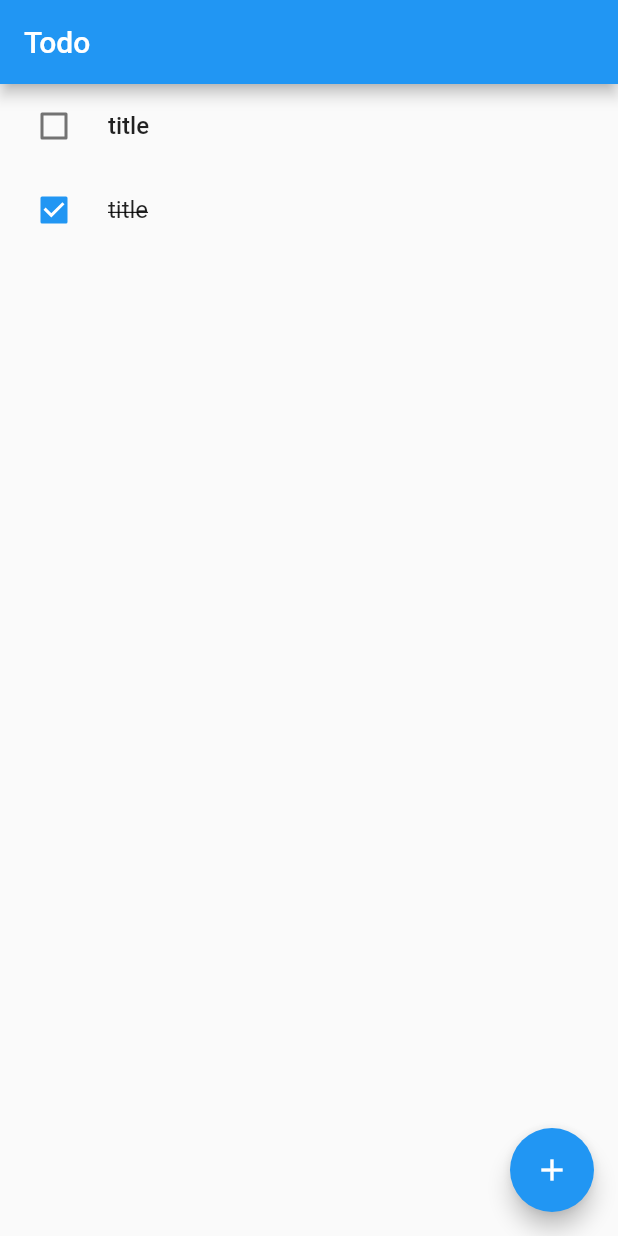
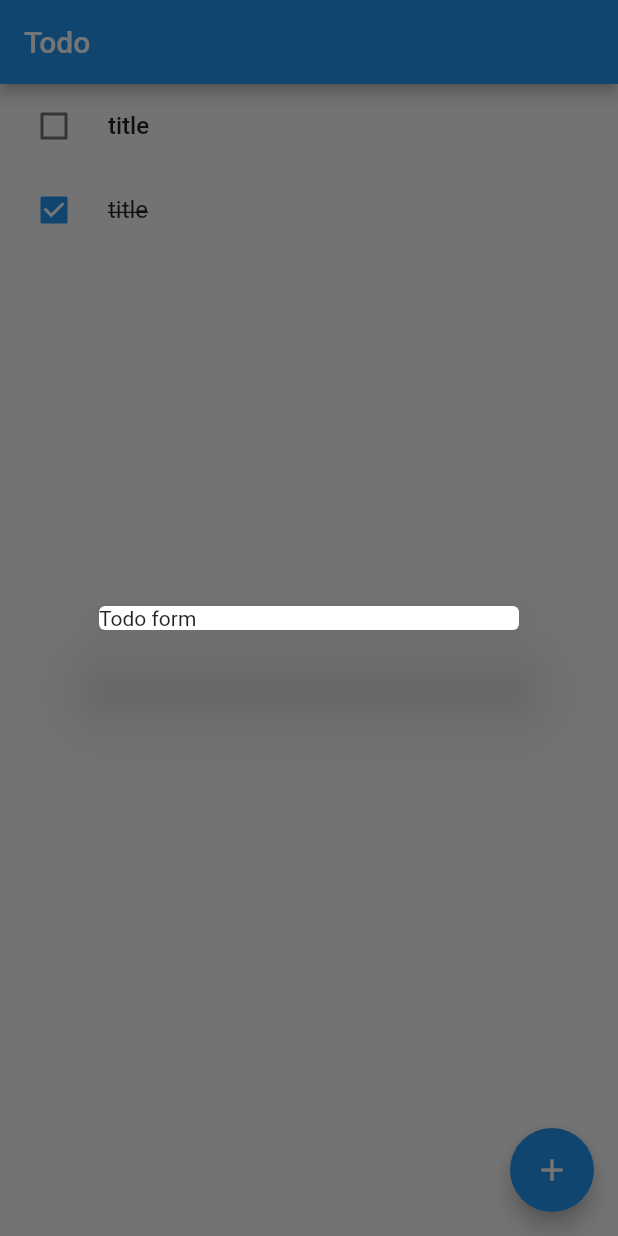
Before and after one commit to albinpk/flutter-todo, a Flutter app: the screen it shows after launch, after a tap on the "add" icon, on a phone screen of 412 x 824 dp. Run offline on Flutter 3.47's test engine with Material 2 defaults, Android fonts, the phone set to English and light mode, and no system bars; our stand-ins replace equatable, flutter_bloc.

Commit message:
refactor(todo): extract Fab in TodoPage

```diff
--- a/000-todo/lib/pages/todo_page.dart
+++ b/000-todo/lib/pages/todo_page.dart
@@ -13,12 +13,7 @@ class TodoPage extends StatelessWidget {
         title: const Text('Todo'),
       ),
       body: const TodoView(),
-      floatingActionButton: FloatingActionButton(
-        onPressed: () {
-          // Add new Todo
-        },
-        child: const Icon(Icons.add),
-      ),
+      floatingActionButton: const TodoPageFab(),
     );
   }
 }
--- /dev/null
+++ b/000-todo/lib/widgets/todo_page_fab.dart
@@ -0,0 +1,25 @@
+import 'package:flutter/material.dart';
+
+class TodoPageFab extends StatelessWidget {
+  const TodoPageFab({super.key});
+
+  @override
+  Widget build(BuildContext context) {
+    return FloatingActionButton(
+      onPressed: () => _onTap(context),
+      child: const Icon(Icons.add),
+    );
+  }
+
+  void _onTap(BuildContext context) {
+    showDialog(
+      context: context,
+      barrierDismissible: false,
+      builder: (context) {
+        return const Dialog(
+          child: Text('Todo form'),
+        );
+      },
+    );
+  }
+}
--- a/000-todo/lib/widgets/widgets.dart
+++ b/000-todo/lib/widgets/widgets.dart
@@ -1 +1,2 @@
 export 'todo_item.dart';
+export 'todo_page_fab.dart';
```
